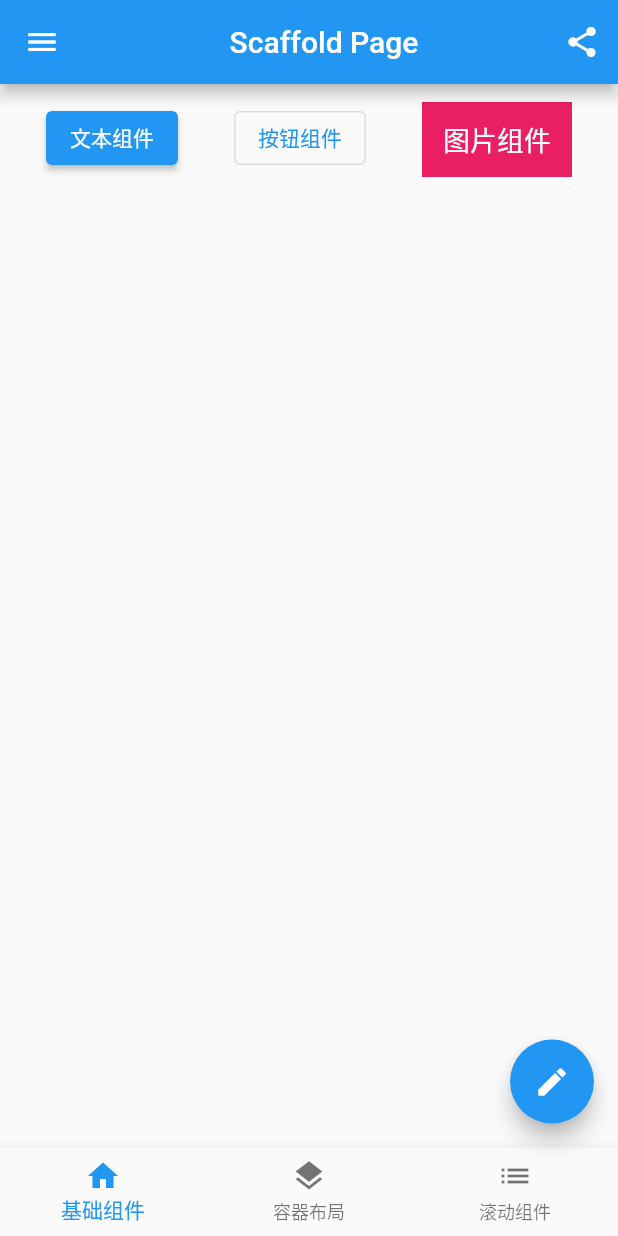
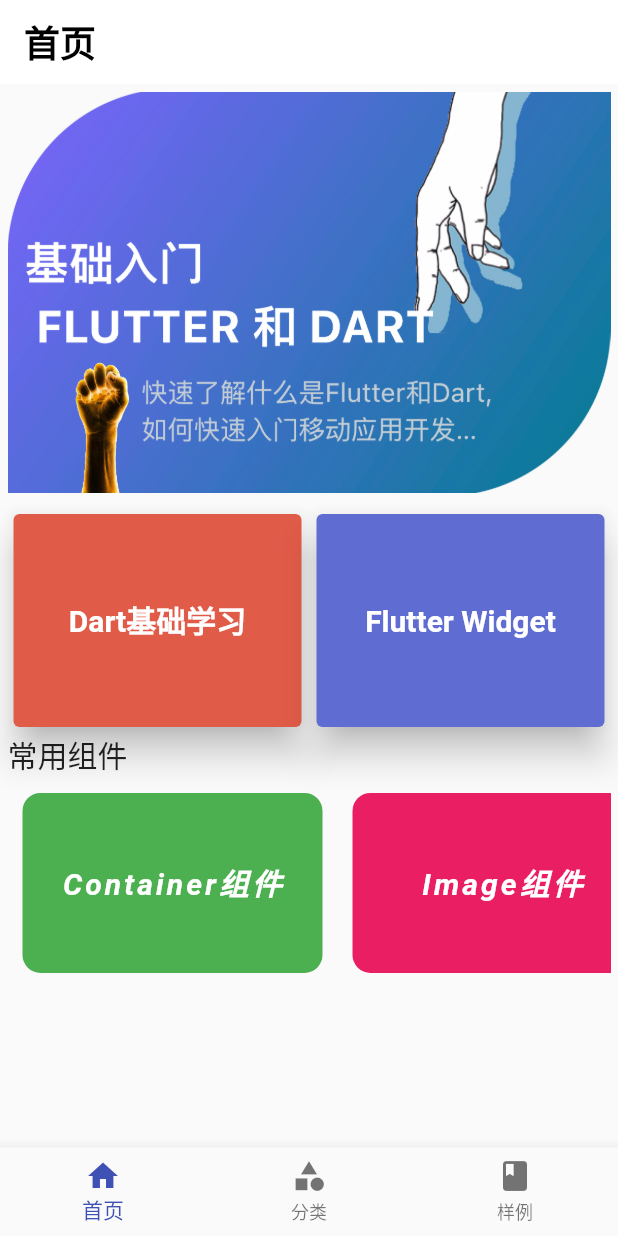
Before and after one commit to mqxu/flutter_learning, a Flutter app: the screen it shows after launch, on a phone screen of 412 x 824 dp. Run offline on Flutter 3.47's test engine with Material 2 defaults, Android fonts, the phone set to English and light mode, and no system bars.

Commit message:
feat: 重构脚手架

```diff
--- a/flutter_demo/lib/bottom/basic_page.dart
+++ /dev/null
@@ -1,48 +0,0 @@
-import 'package:flutter/material.dart';
-
-class BasicPage extends StatelessWidget {
-  const BasicPage({Key? key}) : super(key: key);
-
-  @override
-  Widget build(BuildContext context) {
-    return Container(
-      padding: const EdgeInsets.all(12.0),
-      child: Row(
-        mainAxisAlignment: MainAxisAlignment.spaceAround,
-        crossAxisAlignment: CrossAxisAlignment.start,
-        children: [
-          ElevatedButton(
-            child: const Text('文本组件'),
-            onPressed: () {
-              Navigator.pushNamed(context, '/text');
-            },
-          ),
-          OutlinedButton(
-            child: const Text('按钮组件'),
-            onPressed: () {
-              Navigator.pushNamed(context, '/button');
-            },
-          ),
-          Container(
-            width: 100,
-            height: 50,
-            color: Colors.pink,
-            alignment: Alignment.center,
-            child: GestureDetector(
-              child: const Text(
-                '图片组件',
-                style: TextStyle(
-                  fontSize: 18,
-                  color: Colors.white,
-                ),
-              ),
-              onDoubleTap: () {
-                Navigator.pushNamed(context, '/image');
-              },
-            ),
-          ),
-        ],
-      ),
-    );
-  }
-}
--- /dev/null
+++ b/flutter_demo/lib/bottom/category_page.dart
@@ -0,0 +1,74 @@
+import 'package:flutter/material.dart';
+import 'package:flutter_demo/page/stateful_page.dart';
+import 'package:flutter_demo/page/stateless_page.dart';
+
+class CategoryPage extends StatefulWidget {
+  const CategoryPage({Key? key}) : super(key: key);
+
+  @override
+  State<StatefulWidget> createState() => _CategoryPageState();
+}
+
+// AppBar 默认的实例,有状态
+class _CategoryPageState extends State with SingleTickerProviderStateMixin {
+  final tabs = ['无状态', '有状态', '单渲染', '多渲染', '可折叠', '可寄居', '未分类'];
+  final tabPages = [
+    const StatelessPage(),
+    const StatefulPage(),
+    Container(),
+    Container(),
+    Container(),
+    Container(),
+    Container()
+  ];
+
+  late TabController _tabController;
+
+  @override
+  void initState() {
+    super.initState();
+    _tabController = TabController(vsync: this, length: tabs.length);
+  }
+
+  @override
+  void dispose() {
+    _tabController.dispose();
+    super.dispose();
+  }
+
+  @override
+  Widget build(BuildContext context) {
+    return Scaffold(
+      appBar: AppBar(
+        title: const Text('分类'),
+        backgroundColor: Colors.indigo,
+        centerTitle: true,
+        actions: const <Widget>[
+          Icon(Icons.settings),
+        ],
+        bottom: _buildTabBar(),
+      ),
+      body: _buildTableBarView(),
+    );
+  }
+
+  PreferredSizeWidget _buildTabBar() => TabBar(
+        isScrollable: true,
+        controller: _tabController,
+        indicatorColor: Colors.orangeAccent,
+        tabs: tabs.map((e) => Tab(text: e)).toList(),
+      );
+
+  Widget _buildTableBarView() => TabBarView(
+        controller: _tabController,
+        children: tabPages.map((e) => e).toList(),
+        // .map((e) => Center(
+        //         child: Text(
+        //       e,
+        //       style: const TextStyle(color: Colors.indigo, fontSize: 20),
+        //     )))
+        // .toList()); {
+
+        // }
+      );
+}
--- /dev/null
+++ b/flutter_demo/lib/bottom/home_page.dart
@@ -0,0 +1,144 @@
+import 'package:flutter/material.dart';
+import 'package:flutter_demo/widget/hot_widget.dart';
+
+class HomePage extends StatelessWidget {
+  const HomePage({Key? key}) : super(key: key);
+
+  @override
+  Widget build(BuildContext context) {
+    return Scaffold(
+      appBar: _buildAppBar(context),
+      body: const Body(),
+    );
+  }
+
+  AppBar _buildAppBar(context) {
+    return AppBar(
+      elevation: 0,
+      backgroundColor: Colors.white,
+      title: const Text(
+        "首页",
+        style: TextStyle(
+          fontSize: 24,
+          color: Colors.black,
+          fontWeight: FontWeight.bold,
+        ),
+      ),
+      centerTitle: false,
+    );
+  }
+}
+
+//页面body类
+class Body extends StatelessWidget {
+  const Body({Key? key}) : super(key: key);
+
+  @override
+  Widget build(BuildContext context) {
+    // 返回一个垂直滚动视图
+    return SingleChildScrollView(
+      padding: const EdgeInsets.all(5.0),
+      child: Column(
+        crossAxisAlignment: CrossAxisAlignment.start,
+        children: <Widget>[
+          Image.asset('images/banner.jpg'),
+          const SizedBox(
+            height: 10,
+          ),
+          _buildCardRow(context),
+          const Text(
+            '常用组件',
+            style: TextStyle(
+              fontSize: 20,
+            ),
+          ),
+          _buildScrollView(context),
+        ],
+      ),
+    );
+  }
+
+  //  构建水平卡片区域
+  Row _buildCardRow(context) {
+    Size size = MediaQuery.of(context).size;
+    return Row(
+      mainAxisAlignment: MainAxisAlignment.spaceBetween,
+      children: const <Widget>[
+        SizedBox(
+          width: 200,
+          height: 150,
+          child: Card(
+            color: Color(0xffe05b48),
+            elevation: 10,
+            child: Center(
+              child: Text(
+                'Dart基础学习',
+                style: TextStyle(
+                  fontSize: 20,
+                  color: Colors.white,
+                  fontWeight: FontWeight.bold,
+                ),
+              ),
+            ),
+          ),
+        ),
+        SizedBox(
+          width: 200,
+          height: 150,
+          child: Card(
+            color: Color(0xFF5f6cd1),
+            elevation: 10,
+            child: Center(
+              child: Text(
+                'Flutter Widget',
+                style: TextStyle(
+                  fontSize: 20,
+                  color: Colors.white,
+                  fontWeight: FontWeight.bold,
+                ),
+              ),
+            ),
+          ),
+        ),
+      ],
+    );
+  }
+
+  // 构建水平滚动视图
+  SingleChildScrollView _buildScrollView(context) {
+    var list = [
+      Info(
+        width: 200.0,
+        height: 120.0,
+        color: Colors.green,
+        title: 'Container组件',
+        url: '/container',
+      ),
+      Info(
+        width: 200.0,
+        height: 120.0,
+        color: Colors.pink,
+        title: 'Image组件',
+        url: '/image',
+      ),
+      Info(
+        width: 200.0,
+        height: 120.0,
+        color: Colors.orange,
+        title: 'Text组件',
+        url: '/text',
+      )
+    ];
+
+    return SingleChildScrollView(
+      scrollDirection: Axis.horizontal,
+      child: Row(
+        children: list
+            .map(
+              (e) => HotWidget(info: e),
+            )
+            .toList(),
+      ),
+    );
+  }
+}
--- a/flutter_demo/lib/bottom/index.dart
+++ b/flutter_demo/lib/bottom/index.dart
@@ -1,5 +1,7 @@
 import 'package:flutter/material.dart';
-import 'package:flutter_demo/bottom/basic_page.dart';
+import 'package:flutter_demo/bottom/category_page.dart';
+import 'package:flutter_demo/bottom/home_page.dart';
+import 'package:flutter_demo/bottom/sample_page.dart';
 
 class Index extends StatefulWidget {
   const Index({Key? key}) : super(key: key);
@@ -14,56 +16,13 @@ class _IndexState extends State<Index> {
   @override
   Widget build(BuildContext context) {
     return Scaffold(
-      appBar: AppBar(
-        title: const Center(
-          child: Text('Scaffold Page'),
-        ),
-        //leading: Icon(Icons.home),
-        actions: const [
-          Icon(Icons.share),
-          // Icon(Icons.settings),
-          SizedBox(
-            width: 12.0,
-          ),
-        ],
-      ),
       body: IndexedStack(
         index: _currentIndex,
-        children: [
-          const BasicPage(),
-          Container(color: Colors.yellow),
-          Container(color: Colors.green),
+        children: const [
+          HomePage(),
+          CategoryPage(),
+          SamplePage(),
         ],
-      ),
-      drawer: Drawer(
-        child: ListView(
-          children: [
-            DrawerHeader(
-                decoration: const BoxDecoration(color: Colors.lightBlueAccent),
-                child: Center(
-                  child: SizedBox(
-                    width: 80,
-                    height: 80,
-                    child: CircleAvatar(
-                      child: Image.network(
-                          'https://niit-soft.oss-cn-hangzhou.aliyuncs.com/avatar/girl.webp'),
-                    ),
-                  ),
-                )),
-            const ListTile(
-              title: Text('订单'),
-              leading: Icon(Icons.list),
-            ),
-            const ListTile(
-              title: Text('课程'),
-              leading: Icon(Icons.play_lesson),
-            ),
-            const ListTile(
-              title: Text('设置'),
-              leading: Icon(Icons.settings),
-            ),
-          ],
-        ),
       ),
       bottomNavigationBar: BottomNavigationBar(
           currentIndex: _currentIndex,
@@ -72,19 +31,19 @@ class _IndexState extends State<Index> {
               icon: Icon(
                 Icons.home,
               ),
-              label: '基础组件',
+              label: '首页',
             ),
             BottomNavigationBarItem(
               icon: Icon(
-                Icons.layers,
+                Icons.category,
               ),
-              label: '容器布局',
+              label: '分类',
             ),
             BottomNavigationBarItem(
               icon: Icon(
-                Icons.list,
+                Icons.book,
               ),
-              label: '滚动组件',
+              label: '样例',
             ),
           ],
           onTap: (index) {
@@ -92,12 +51,6 @@ class _IndexState extends State<Index> {
               _currentIndex = index;
             });
           }),
-      floatingActionButton: FloatingActionButton(
-        child: const Icon(Icons.edit),
-        onPressed: () {
-          Navigator.pushNamed(context, '/text');
-        },
-      ),
     );
   }
 }
--- a/flutter_demo/lib/main.dart
+++ b/flutter_demo/lib/main.dart
@@ -1,7 +1,8 @@
 import 'package:flutter/material.dart';
 import 'package:flutter_demo/bottom/index.dart';
-import 'package:flutter_demo/page/button_widget.dart';
+import 'package:flutter_demo/page/container_widget.dart';
 import 'package:flutter_demo/page/image_widget.dart';
+import 'package:flutter_demo/page/plant_shop.dart';
 import 'package:flutter_demo/page/text_widget.dart';
 
 void main() {
@@ -19,12 +20,13 @@ class MyApp extends StatelessWidget {
       routes: {
         '/index': (context) => const Index(),
         '/text': (context) => const TextWidget(),
-        '/button': (context) => const ButtonWidget(),
+        '/container': (context) => const ContainerWidget(),
         '/image': (context) => const ImageWidget(),
+        '/plant-shop': (context) => const PlantShop(),
       },
       initialRoute: '/',
       theme: ThemeData(
-        primarySwatch: Colors.blue,
+        primarySwatch: Colors.indigo,
       ),
       home: const Index(),
     );
--- /dev/null
+++ b/flutter_demo/lib/page/stateful_page.dart
@@ -0,0 +1,14 @@
+import 'package:flutter/material.dart';
+
+class StatefulPage extends StatelessWidget {
+  const StatefulPage({Key? key}) : super(key: key);
+
+  @override
+  Widget build(BuildContext context) {
+    return Container(
+      color: Colors.blue.withAlpha(70),
+      alignment: Alignment.center,
+      child: const Text('有状态'),
+    );
+  }
+}
--- /dev/null
+++ b/flutter_demo/lib/page/stateless_page.dart
@@ -0,0 +1,14 @@
+import 'package:flutter/material.dart';
+
+class StatelessPage extends StatelessWidget {
+  const StatelessPage({Key? key}) : super(key: key);
+
+  @override
+  Widget build(BuildContext context) {
+    return Container(
+      color: Colors.indigo.withAlpha(70),
+      alignment: Alignment.center,
+      child: const Text('无状态'),
+    );
+  }
+}
--- /dev/null
+++ b/flutter_demo/lib/widget/hot_widget.dart
@@ -0,0 +1,56 @@
+import 'package:flutter/material.dart';
+
+//封装常用组件卡片
+class HotWidget extends StatelessWidget {
+  final Info info;
+
+  const HotWidget({
+    Key? key,
+    required this.info,
+  }) : super(key: key);
+
+  @override
+  Widget build(BuildContext context) {
+    var style = const TextStyle(
+      color: Colors.white,
+      fontSize: 20,
+      fontWeight: FontWeight.bold,
+      fontStyle: FontStyle.italic,
+      letterSpacing: 2,
+    );
+    return InkWell(
+      onTap: () => {Navigator.pushNamed(context, info.url)},
+      child: Container(
+        padding: const EdgeInsets.all(10.0),
+        margin: const EdgeInsets.all(10.0),
+        width: info.width,
+        height: info.height,
+        decoration: BoxDecoration(
+          borderRadius: const BorderRadius.all(Radius.circular(12.0)),
+          color: info.color,
+        ),
+        alignment: Alignment.center,
+        child: Text(
+          info.title,
+          style: style,
+        ),
+      ),
+    );
+  }
+}
+
+class Info {
+  final double width;
+  final double height;
+  final Color color;
+  final String title;
+  final String url;
+
+  Info({
+    required this.width,
+    required this.height,
+    required this.color,
+    required this.title,
+    required this.url,
+  });
+}
--- a/flutter_demo/pubspec.yaml
+++ b/flutter_demo/pubspec.yaml
@@ -19,4 +19,4 @@ dev_dependencies:
 flutter:
   uses-material-design: true
   assets:
-    - images/Android_Studio.png
+    - images/
```
Also changed, not shown: flutter_demo/lib/bottom/sample_page.dart (added, +126 -0 lines), flutter_demo/lib/page/button_widget.dart (deleted, +0 -29 lines), flutter_demo/lib/page/container_widget.dart (added, +41 -0 lines), flutter_demo/lib/page/plant_shop.dart (added, +15 -0 lines), flutter_demo/lib/page/text_widget.dart (+34 -9 lines), flutter_demo/images/banner.jpg (added), flutter_demo/images/bg.jpg (added), flutter_demo/images/img.jpg (added), 4 other files.
